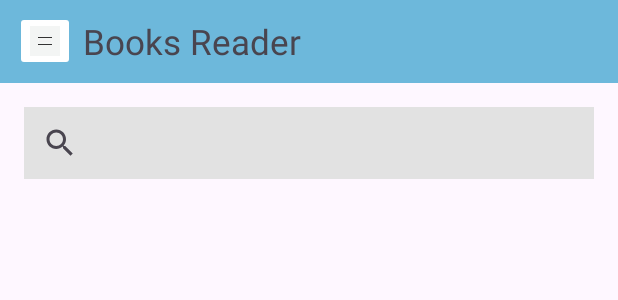
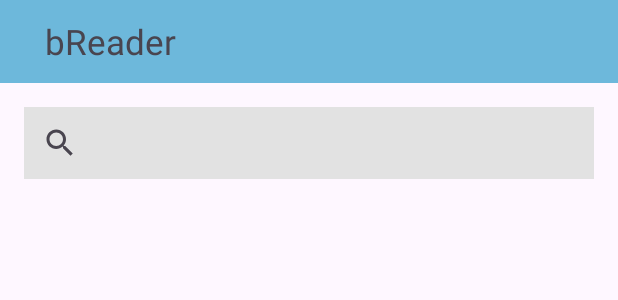
Before and after one commit to kalenskij/bReader, an Android app: the layout activity_book_list.xml on its own in the app's theme, with its tools: preview values and no code run, on a phone screen of 412 x 824 dp. Shown: the top 300 px of the screen. Run offline under Robolectric (Android 15) with nearby library versions, the phone set to English and light mode, and no system bars.

Commit message:
release 0.81.2

```diff
--- a/app/src/main/java/com/example/bReader/BookAdapter.kt
+++ b/app/src/main/java/com/example/bReader/BookAdapter.kt
@@ -53,7 +53,6 @@ class BookAdapter(private val bookList: List<Book>, private val context: Context
             holder.titleTextView.setTextColor(ContextCompat.getColor(context, R.color.dark_text))
             holder.authorTextView.setTextColor(ContextCompat.getColor(context, R.color.dark_text))
             holder.quantityTextView.setTextColor(ContextCompat.getColor(context, R.color.dark_text))
-
         }
 
 
--- a/app/src/main/java/com/example/bReader/BookListActivity.kt
+++ b/app/src/main/java/com/example/bReader/BookListActivity.kt
@@ -29,12 +29,6 @@ class BookListActivity : AppCompatActivity() {
     override fun onCreate(savedInstanceState: Bundle?) {
         super.onCreate(savedInstanceState)
         setContentView(R.layout.activity_book_list)
-        val settingsButton = findViewById<ImageButton>(R.id.settingsButton)
-
-        // Set the settings button click listener
-        settingsButton.setOnClickListener {
-            showSettingsDialog()
-        }
         // Initialize Firebase Database reference
         databaseRef = FirebaseDatabase.getInstance().getReference("books")
 
--- a/app/src/main/res/layout/activity_book_list.xml
+++ b/app/src/main/res/layout/activity_book_list.xml
@@ -13,27 +13,14 @@
     >
 
 
+        <TextView
+            android:layout_width="100dp"
+            android:layout_height="wrap_content"
+            android:layout_gravity="center_vertical"
+            android:layout_marginLeft="30dp"
+            android:text="bReader"
 
-        <ImageButton
-            android:id="@+id/settingsButton"
-            android:layout_width="40dp"
-            android:backgroundTint="@color/white"
-            android:layout_height="40dp"
-            android:layout_marginLeft="10dp"
-
-            android:layout_gravity="center_vertical"
-            android:scaleType="centerCrop"
-            android:src="@drawable/img_3"
-            />
-
-        <TextView
-            android:layout_width="wrap_content"
-            android:layout_height="wrap_content"
-            android:text="Books Reader"
-            android:layout_marginLeft="5dp"
             android:textSize="23sp"
-
-            android:layout_gravity="center_vertical"
 
             />
 
```
